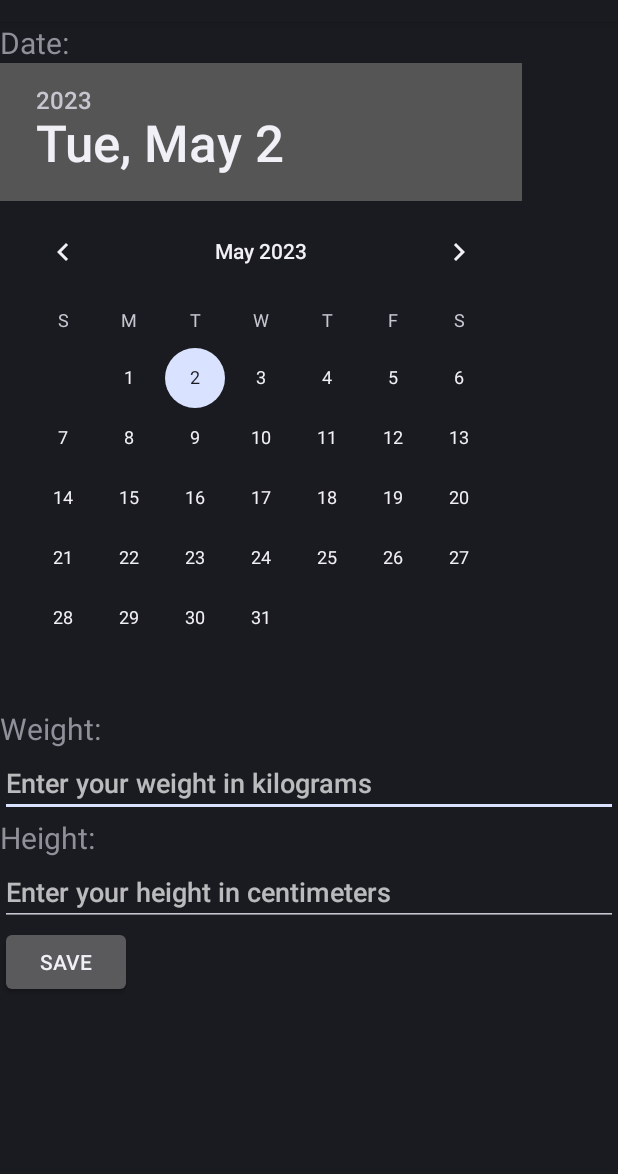
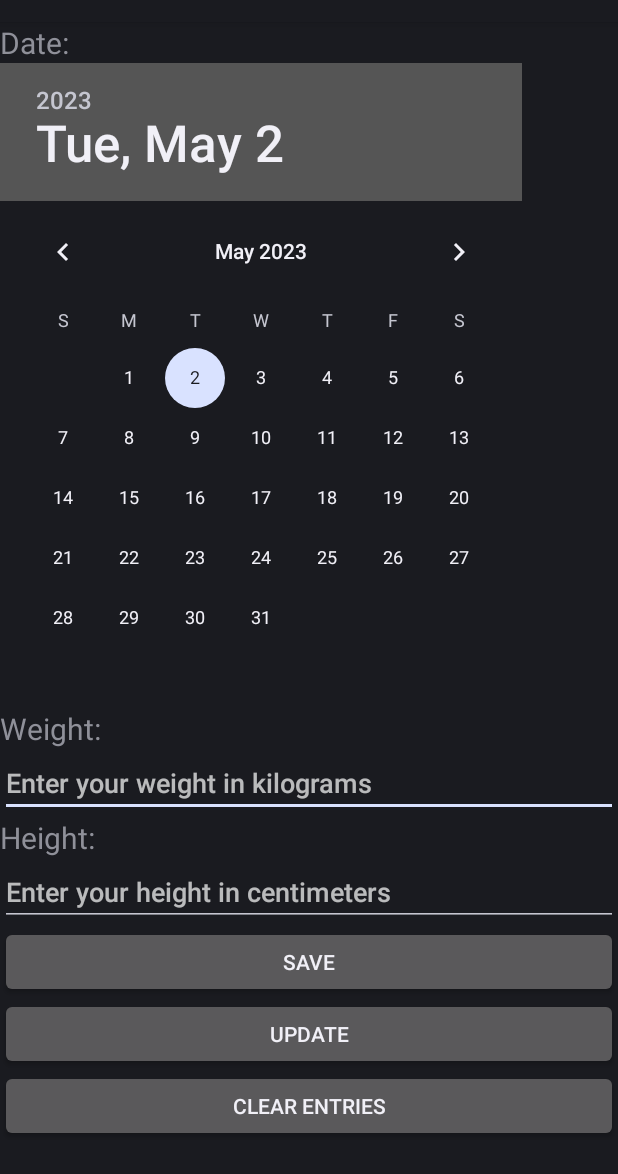
Before and after one commit to efer0012/FIT5046, an Android app: the fragment GoalFragment shown on its own in the app's theme, after a tap on "SAVE", on a phone screen of 412 x 824 dp, the part 62-1236 px from its top. Run offline under Robolectric (Android 15) with nearby library versions, the phone set to English and light mode, and no system bars; our stand-ins replace Room's generated code; 1 statement that could not run was skipped.

Commit message:
Add metric function & save, update and clear function implemented

```diff
--- a/app/src/main/java/com/example/befit/dao/RecordDao.java
+++ b/app/src/main/java/com/example/befit/dao/RecordDao.java
@@ -13,6 +13,7 @@ import java.util.List;
 
 @Dao
 public interface RecordDao {
+
     @Insert
     void insert(Record record);
 
@@ -24,4 +25,5 @@ public interface RecordDao {
 
     @Query("SELECT * FROM record")
     LiveData<List<Record>> getAllRecords();
+
 }
--- a/app/src/main/java/com/example/befit/database/MyDatabase.java
+++ b/app/src/main/java/com/example/befit/database/MyDatabase.java
@@ -9,8 +9,11 @@ import androidx.room.RoomDatabase;
 import com.example.befit.dao.RecordDao;
 import com.example.befit.entity.Record;
 
-@Database(entities = {Record.class}, version = 1, exportSchema = false)
+import java.util.concurrent.Executor;
+
+@Database(entities = {Record.class}, version = 2, exportSchema = false)
 public abstract class MyDatabase extends RoomDatabase {
+
     public abstract RecordDao recordDao();
 
     private static volatile MyDatabase instance;
--- a/app/src/main/java/com/example/befit/fragment/GoalFragment.java
+++ b/app/src/main/java/com/example/befit/fragment/GoalFragment.java
@@ -4,6 +4,7 @@ import static android.content.Context.MODE_PRIVATE;
 
 import android.content.SharedPreferences;
 import android.icu.util.Calendar;
+import android.os.Build;
 import android.os.Bundle;
 import android.util.Log;
 import android.view.LayoutInflater;
@@ -18,6 +19,7 @@ import android.widget.Toast;
 import androidx.fragment.app.Fragment;
 import androidx.lifecycle.LiveData;
 import androidx.lifecycle.Observer;
+import androidx.lifecycle.ViewModel;
 import androidx.lifecycle.ViewModelProvider;
 import androidx.navigation.NavController;
 import androidx.navigation.Navigation;
@@ -27,11 +29,15 @@ import com.example.befit.databinding.GoalFragmentBinding;
 import com.example.befit.entity.Record;
 import com.example.befit.viewmodel.RecordViewModel;
 
+import java.text.SimpleDateFormat;
+import java.util.Date;
 import java.util.List;
+import java.util.Locale;
 import java.util.Map;
 
 import java.time.LocalDate;
 import java.time.ZoneId;
+
 
 public class GoalFragment extends Fragment {
     private GoalFragmentBinding binding;
@@ -93,10 +99,9 @@ public class GoalFragment extends Fragment {
             @Override
             public void onChanged(List<Record> records) {
                 // 更新UI
-                // 更新UI
                 String data = "";
                 for (Record record : records) {
-                    data += record.getDate() + ": " + record.getWeight() + "kg\n";
+                    data += record.getDate_show() + ": " + record.getWeight() + "kg\n";
                 }
                 tvSavedData.setText(data);
                 Log.d("LiveData", "LiveData updated with " + records.size() + " records");
@@ -114,15 +119,15 @@ public class GoalFragment extends Fragment {
                 int month = datePicker.getMonth() + 1;
                 int day = datePicker.getDayOfMonth();
                 LocalDate localDate = null;
-                if (android.os.Build.VERSION.SDK_INT >= android.os.Build.VERSION_CODES.O) {
+                if (Build.VERSION.SDK_INT >= Build.VERSION_CODES.O) {
                     localDate = LocalDate.of(year, month, day);
                 }
                 // 将LocalDate转换为毫秒值
                 long date = 0;
-                if (android.os.Build.VERSION.SDK_INT >= android.os.Build.VERSION_CODES.O) {
+                if (Build.VERSION.SDK_INT >= Build.VERSION_CODES.O) {
                     date = localDate.atStartOfDay(ZoneId.systemDefault()).toInstant().toEpochMilli();
                 }
-                //String date = datePicker.getYear() + "-" + (datePicker.getMonth() + 1) + "-" + datePicker.getDayOfMonth();
+                String date_show = year + "-" + month + "-" + day;
                 String height = etHeight.getText().toString();
                 String weight = etWeight.getText().toString();
 
@@ -134,19 +139,68 @@ public class GoalFragment extends Fragment {
                 editor.apply();
 
                 // 将数据插入到Room数据库中
-                Record record = new Record(date, Float.parseFloat(height), Float.parseFloat(weight));
+                Record record = new Record(date, date_show, Float.parseFloat(height), Float.parseFloat(weight));
                 recordViewModel.insert(record);
-
-                String savedData = date + "Height: " + height + "Weight: " + weight + " SAVED";
-                tvSavedData.setText(savedData);
             }
         });
+
+            // 添加更新数据的按钮点击事件
+            Button updateButton = binding.updateButton;
+            updateButton.setOnClickListener(new View.OnClickListener() {
+                @Override
+                public void onClick(View v) {
+                    // 获取用户选择的日期
+                    int year = datePicker.getYear();
+                    int month = datePicker.getMonth() + 1;
+                    int day = datePicker.getDayOfMonth();
+                    LocalDate localDate = null;
+                    if (Build.VERSION.SDK_INT >= Build.VERSION_CODES.O) {
+                        localDate = LocalDate.of(year, month, day);
+                    }
+                    // 将LocalDate转换为毫秒值
+                    long date = 0;
+                    if (Build.VERSION.SDK_INT >= Build.VERSION_CODES.O) {
+                        date = localDate.atStartOfDay(ZoneId.systemDefault()).toInstant().toEpochMilli();
+                    }
+                    String height = etHeight.getText().toString();
+                    String weight = etWeight.getText().toString();
+
+                    // 更新日期、身高和体重数据到SharedPreferences中
+                    SharedPreferences.Editor editor = sharedPreferences.edit();
+                    editor.putString(date + "_height", height);
+                    editor.putString(date + "_weight", weight);
+                    editor.apply();
+
+                    // 更新数据到Room数据库中
+                    Record record = new Record(date, year + "-" + month + "-" + day, Float.parseFloat(height), Float.parseFloat(weight));
+                    recordViewModel.update(record);
+                }
+            });
+
+        // 清楚输入内容
+        binding.clearButton.setOnClickListener(new View.OnClickListener() {
+            public void onClick(View v) {
+                binding.weightEdittext.setText("");
+                binding.heightEdittext.setText("");
+            }
+        });
+
+
+
+
+
+
+
+
+
+
+
         return view;
     }
-    private void updateTextView() {
+    private void savedDataTextView() {
         String data = "";
         for (Record record : recordList) {
-            data += record.getDate() + ": " + record.getWeight() + "kg\n";
+            data += record.getDate_show() + ": " + record.getWeight() + "kg\n";
 
         }
         tvSavedData.setText(data);
--- a/app/src/main/java/com/example/befit/viewmodel/RecordViewModel.java
+++ b/app/src/main/java/com/example/befit/viewmodel/RecordViewModel.java
@@ -6,6 +6,8 @@ import androidx.lifecycle.AndroidViewModel;
 import androidx.lifecycle.LiveData;
 import androidx.lifecycle.ViewModel;
 
+import com.example.befit.dao.RecordDao;
+import com.example.befit.database.MyDatabase;
 import com.example.befit.entity.Record;
 import com.example.befit.repository.RecordRepository;
 
@@ -13,7 +15,7 @@ import java.util.List;
 
 public class RecordViewModel extends AndroidViewModel {
 
-    private RecordRepository mRepository;
+    private static RecordRepository mRepository;
     private LiveData<List<Record>> mAllRecords;
 
     public RecordViewModel(Application application) {
@@ -22,6 +24,8 @@ public class RecordViewModel extends AndroidViewModel {
         mAllRecords = mRepository.getAllRecords();
     }
 
+
+
     public LiveData<List<Record>> getAllRecords() {
         return mAllRecords;
     }
@@ -29,4 +33,11 @@ public class RecordViewModel extends AndroidViewModel {
     public void insert(Record record) {
         mRepository.insert(record);
     }
+
+    public void update(Record record) { mRepository.update(record);}
+
+
+
+
+
 }
--- a/app/src/main/res/layout/goal_fragment.xml
+++ b/app/src/main/res/layout/goal_fragment.xml
@@ -48,9 +48,21 @@
 
     <Button
         android:id="@+id/save_button"
-        android:layout_width="wrap_content"
+        android:layout_width="match_parent"
         android:layout_height="wrap_content"
         android:text="Save" />
+
+    <Button
+        android:id="@+id/updateButton"
+        android:layout_width="match_parent"
+        android:layout_height="wrap_content"
+        android:text="Update" />
+
+    <Button
+        android:id="@+id/clearButton"
+        android:layout_width="match_parent"
+        android:layout_height="wrap_content"
+        android:text="Clear entries" />
 
     <TextView
         android:id="@+id/savedDataTextView"
@@ -64,6 +76,9 @@
 
 
 
+
+
+
 </LinearLayout>
 
 </ScrollView>
```
Also changed, not shown: app/src/main/java/com/example/befit/entity/Record.java (+6 -1 lines), app/src/main/java/com/example/befit/repository/RecordRepository.java (+7 -0 lines).
